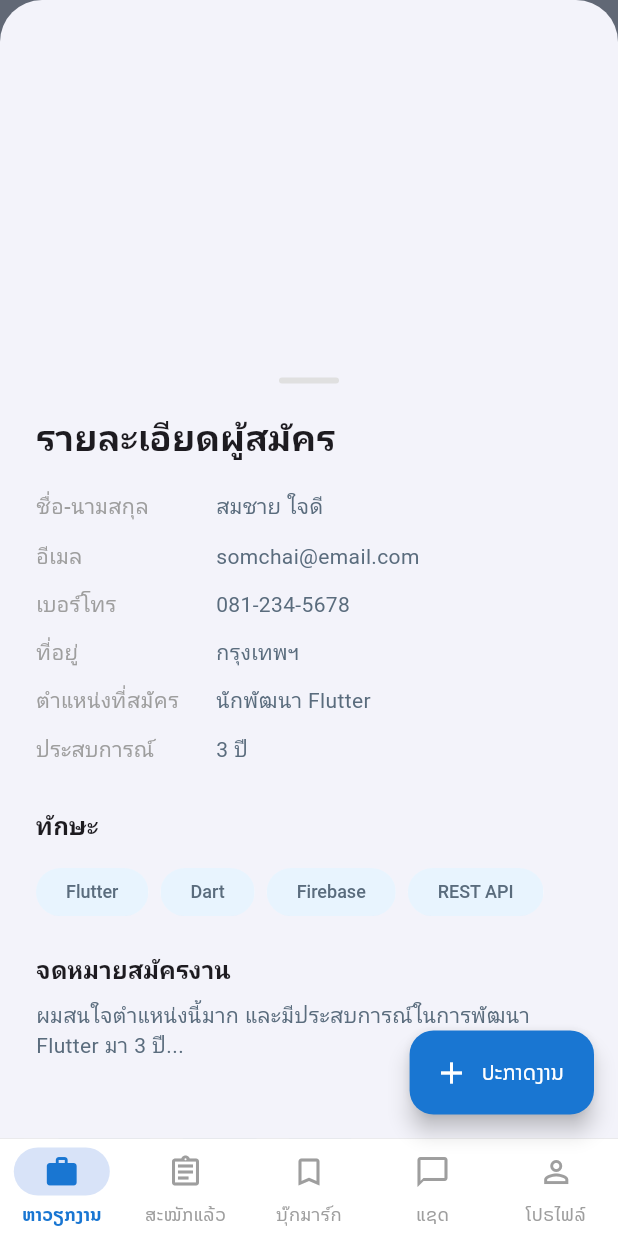
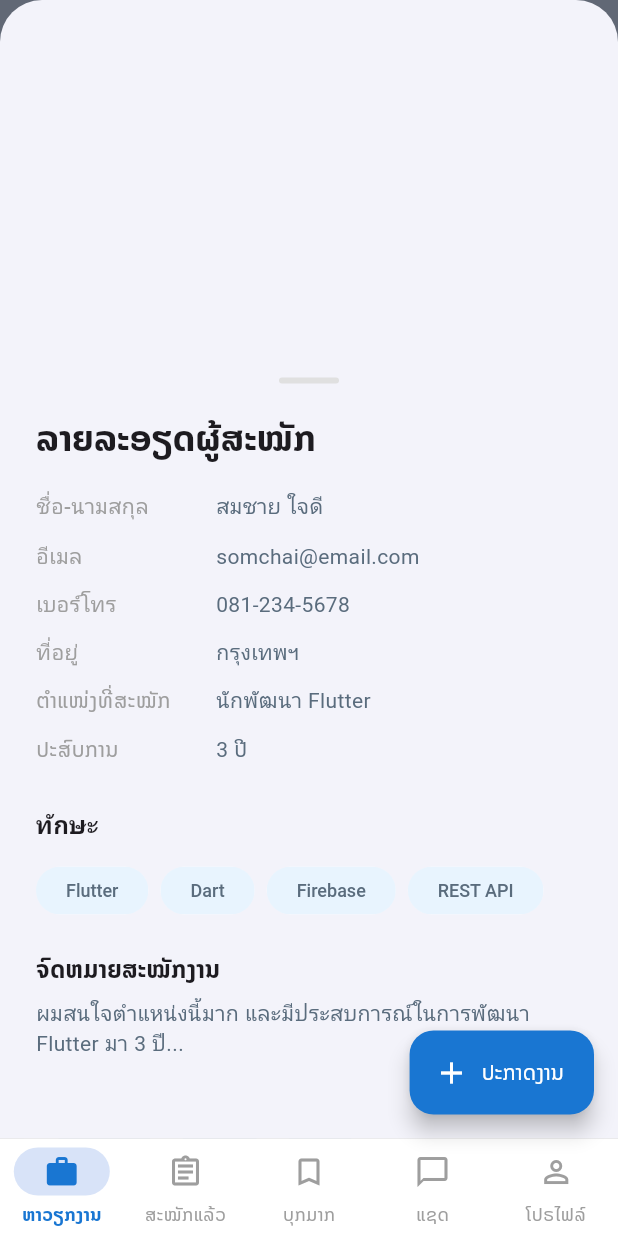
Before and after one commit to bankjademk11/mvp_project, a Flutter app: the EmployerApplicationsPage screen opened by its route, after a tap on an icon or button, on a phone screen of 412 x 824 dp. Run offline on Flutter 3.47's test engine with Material 3 defaults, Android fonts, the phone set to English and light mode, and no system bars; our stand-ins replace flutter_riverpod, go_router, google_fonts.

Commit message:
Convert remaining Thai text to Lao language in employer interface - navigation menus, dialog boxes, and notification messages now fully in Lao

```diff
--- a/lib/common/widgets/notification_badge.dart
+++ b/lib/common/widgets/notification_badge.dart
@@ -112,7 +112,7 @@ class NotificationButton extends ConsumerWidget {
       child: TextButton.icon(
         onPressed: onPressed ?? () => context.push('/notifications'),
         icon: const Icon(Icons.notifications_outlined),
-        label: Text(text ?? 'การแจ้งเตือน'),
+        label: Text(text ?? 'ການແຈ້ງເຕືອນ'),
       ),
     );
   }
--- a/lib/features/employer/employer_applications_page.dart
+++ b/lib/features/employer/employer_applications_page.dart
@@ -35,13 +35,13 @@ class _EmployerApplicationsPageState extends ConsumerState<EmployerApplicationsP
   Widget build(BuildContext context) {
     return Scaffold(
       appBar: AppBar(
-        title: Text(widget.jobId != null ? 'ผู้สมัครงาน' : 'ใบสมัครทั้งหมด'),
+        title: Text(widget.jobId != null ? 'ຜູ້ສະໝັກງານ' : 'ໃບສະໝັກທັ້ງໜົດ'),
         backgroundColor: Theme.of(context).colorScheme.primaryContainer,
         bottom: TabBar(
           controller: _tabController,
           isScrollable: true,
           tabs: const [
-            Tab(text: 'ทั้งหมด'),
+            Tab(text: 'ທั้งหมด'),
             Tab(text: 'รอพิจารณา'),
             Tab(text: 'ผ่านเข้ารอบ'),
             Tab(text: 'ไม่ผ่าน'),
@@ -122,14 +122,14 @@ class _EmployerApplicationsPageState extends ConsumerState<EmployerApplicationsP
             ),
             const SizedBox(height: 16),
             Text(
-              'ไม่มีใบสมัคร',
+              'ບໍ່ມີໃບສະໝັກ',
               style: Theme.of(context).textTheme.titleMedium?.copyWith(
                 color: Colors.grey.shade600,
               ),
             ),
             const SizedBox(height: 8),
             Text(
-              'ยังไม่มีผู้สมัครในสถานะนี้',
+              'ຍັງບໍ່ມີຜູ້ສະໝັກໃນສະຖານະບານນີ້',
               style: Theme.of(context).textTheme.bodySmall?.copyWith(
                 color: Colors.grey.shade500,
               ),
@@ -294,7 +294,7 @@ class _EmployerApplicationsPageState extends ConsumerState<EmployerApplicationsP
                 mainAxisAlignment: MainAxisAlignment.spaceBetween,
                 children: [
                   Text(
-                    'สมัครเมื่อ: ${application['appliedDate']}',
+                    'ສະໝັກເມື່ອ: ${application['appliedDate']}',
                     style: Theme.of(context).textTheme.bodySmall?.copyWith(
                       color: Colors.grey.shade500,
                     ),
@@ -436,7 +436,7 @@ class _EmployerApplicationsPageState extends ConsumerState<EmployerApplicationsP
 
               // หัวข้อ
               Text(
-                'รายละเอียดผู้สมัคร',
+                'ລາຍລະອຽດຜູ້ສະໝັກ',
                 style: Theme.of(context).textTheme.headlineSmall?.copyWith(
                   fontWeight: FontWeight.bold,
                 ),
@@ -454,8 +454,8 @@ class _EmployerApplicationsPageState extends ConsumerState<EmployerApplicationsP
                       _buildDetailItem('อีเมล', application['email']),
                       _buildDetailItem('เบอร์โทร', application['phone']),
                       _buildDetailItem('ที่อยู่', application['location']),
-                      _buildDetailItem('ตำแหน่งที่สมัคร', application['position']),
-                      _buildDetailItem('ประสบการณ์', '${application['experience']} ปี'),
+                      _buildDetailItem('ຕໍາແໜ່ງທີ່ສະໝັກ', application['position']),
+                      _buildDetailItem('ປະສົບການ', '${application['experience']} ປີ'),
 
                       const SizedBox(height: 16),
                       Text(
@@ -479,7 +479,7 @@ class _EmployerApplicationsPageState extends ConsumerState<EmployerApplicationsP
                       if (application['coverLetter'] != null) ...[
                         const SizedBox(height: 16),
                         Text(
-                          'จดหมายสมัครงาน',
+                          'ຈົດຫມາຍສະໝັກງານ',
                           style: Theme.of(context).textTheme.titleMedium?.copyWith(
                             fontWeight: FontWeight.bold,
                           ),
@@ -545,11 +545,11 @@ class _EmployerApplicationsPageState extends ConsumerState<EmployerApplicationsP
       case 'approve':
         _showConfirmDialog(
           context,
-          'อนุมัติใบสมัคร',
-          'คุณต้องการอนุมัติใบสมัครของ ${application['applicantName']} หรือไม่?',
+          'ອະນຸມັດໃບສະໝັກ',
+          'ທ່ານຕ້ອງການອະນຸມັດໃບສະໝັກຂອງ ${application['applicantName']} ຫຼືບໍ່?',
           () {
             ScaffoldMessenger.of(context).showSnackBar(
-              const SnackBar(content: Text('อนุมัติใบสมัครเรียบร้อยแล้ว')),
+              const SnackBar(content: Text('ອະນຸມັດໃບສະໝັກເລຍບຮ້ອຍແລ້ວ')),
             );
           },
         );
@@ -557,18 +557,18 @@ class _EmployerApplicationsPageState extends ConsumerState<EmployerApplicationsP
       case 'reject':
         _showConfirmDialog(
           context,
-          'ไม่อนุมัติใบสมัคร',
-          'คุณต้องการไม่อนุมัติใบสมัครของ ${application['applicantName']} หรือไม่?',
+          'ບໍ່ອະນຸມັດໃບສະໝັກ',
+          'ທ່ານຕ້ອງການບໍ່ອະນຸມັດໃບສະໝັກຂອງ ${application['applicantName']} ຫຼືບໍ່?',
           () {
             ScaffoldMessenger.of(context).showSnackBar(
-              const SnackBar(content: Text('ไม่อนุมัติใบสมัครเรียบร้อยแล้ว')),
+              const SnackBar(content: Text('ບໍ່ອະນຸມັດໃບສະໝັກເລຍບຮ້ອຍແລ້ວ')),
             );
           },
         );
         break;
       case 'interview':
         ScaffoldMessenger.of(context).showSnackBar(
-          const SnackBar(content: Text('ฟีเจอร์นัดสัมภาษณ์กำลังพัฒนา')),
+          const SnackBar(content: Text('ຟີເຈີນັດສຳພາດກຳລັງພັດທະນາ')),
         );
         break;
       case 'message':
@@ -591,14 +591,14 @@ class _EmployerApplicationsPageState extends ConsumerState<EmployerApplicationsP
         actions: [
           TextButton(
             onPressed: () => Navigator.pop(context),
-            child: const Text('ยกเลิก'),
+            child: const Text('ຍົກເລີກ'),
           ),
           FilledButton(
             onPressed: () {
               Navigator.pop(context);
               onConfirm();
             },
-            child: const Text('ยืนยัน'),
+            child: const Text('ຢືນຢັນ'),
           ),
         ],
       ),
--- a/lib/features/main/main_layout.dart
+++ b/lib/features/main/main_layout.dart
@@ -34,17 +34,17 @@ class _MainLayoutState extends ConsumerState<MainLayout> {
       NavigationDestination(
         icon: const Icon(Icons.dashboard_outlined),
         selectedIcon: const Icon(Icons.dashboard),
-        label: 'แดชบอร์ด',
+        label: 'ແດຊບອີດ',
       ),
       NavigationDestination(
         icon: const Icon(Icons.work_outline),
         selectedIcon: const Icon(Icons.work),
-        label: 'จัดการงาน',
+        label: 'ຈັດການງານ',
       ),
       NavigationDestination(
         icon: const Icon(Icons.people_outline),
         selectedIcon: const Icon(Icons.people),
-        label: 'ผู้สมัคร',
+        label: 'ຜູ້ສະໝັກ',
       ),
       NavigationDestination(
         icon: const Icon(Icons.chat_bubble_outline),
@@ -73,7 +73,7 @@ class _MainLayoutState extends ConsumerState<MainLayout> {
       NavigationDestination(
         icon: const Icon(Icons.bookmark_outline),
         selectedIcon: const Icon(Icons.bookmark),
-        label: 'บุ๊กมาร์ก',
+        label: 'ບຸກມາກ',
       ),
       NavigationDestination(
         icon: const Icon(Icons.chat_bubble_outline),
@@ -164,7 +164,7 @@ class _MainLayoutState extends ConsumerState<MainLayout> {
       ) : (isEmployer && _selectedIndex == 1) ? FloatingActionButton.extended(
         onPressed: () => context.push('/post-job'),
         icon: const Icon(Icons.add),
-        label: const Text('โพสต์งานใหม่'),
+        label: const Text('ໂພສຕ້ງານໃຫມ່'),
         backgroundColor: Theme.of(context).colorScheme.primary,
         foregroundColor: Colors.white,
       ) : null,
```
Also changed, not shown: lib/features/employer/employer_jobs_page.dart (+7 -7 lines).
